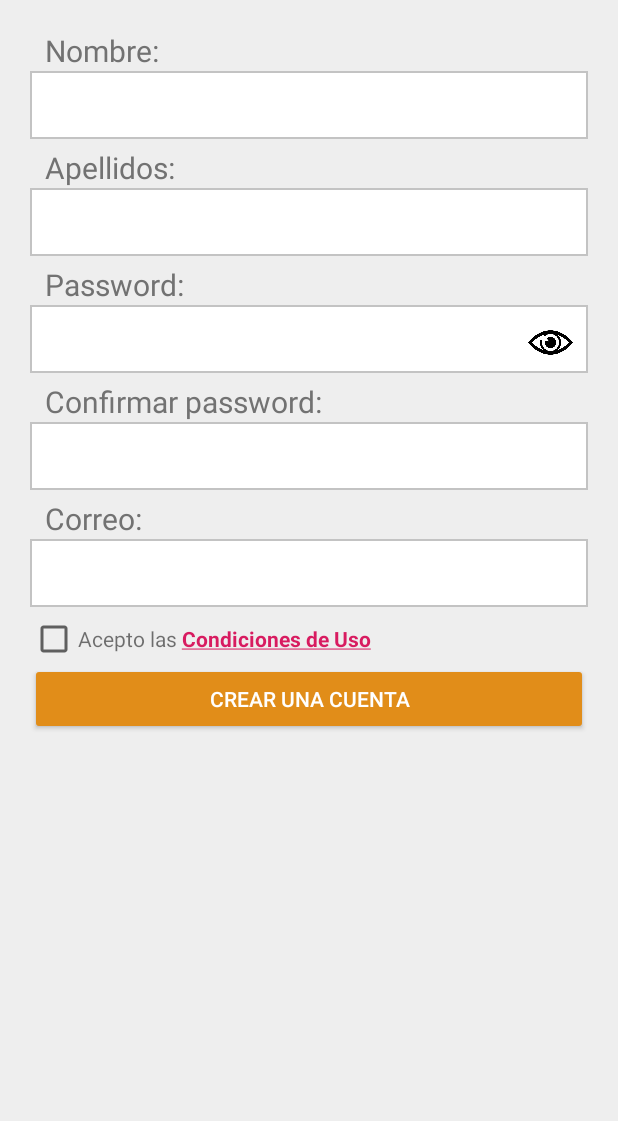
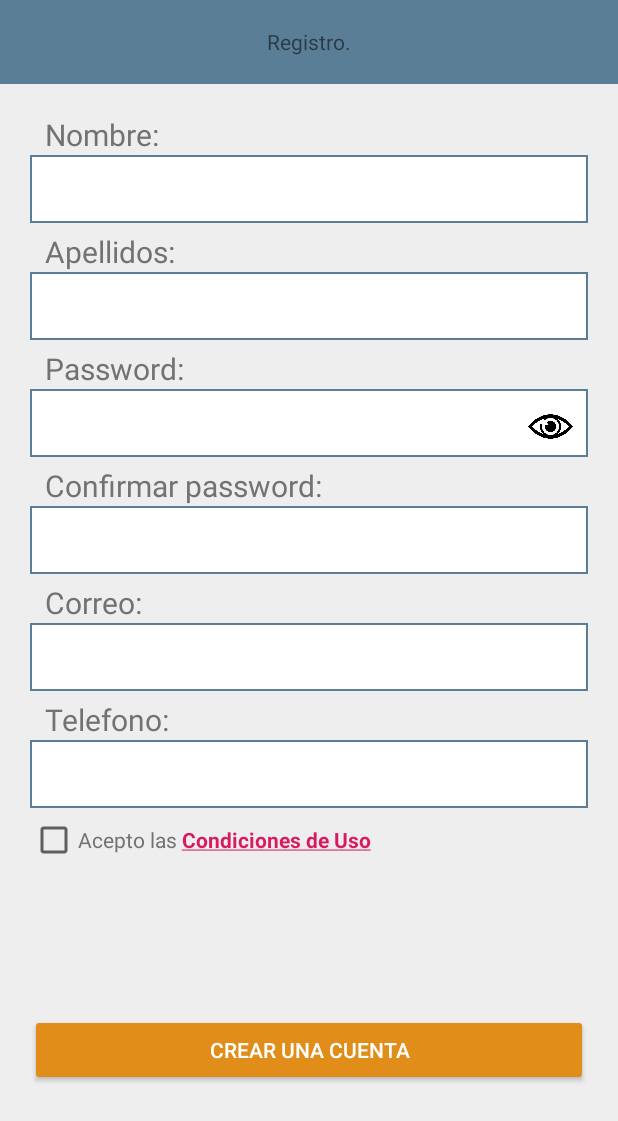
Before and after one commit to fernando2568/avaclickmovil, an Android app: the RegistryUserActivity screen opened directly, with no data from a screen before it, on a phone screen of 412 x 824 dp. Shown: the top 1121 px of the screen. Run offline under Robolectric (Android 15) with nearby library versions, the phone set to English and light mode, and no system bars.

Commit message:
Diseño con ToolBar Androidx

```diff
--- a/app/src/main/AndroidManifest.xml
+++ b/app/src/main/AndroidManifest.xml
@@ -28,9 +28,9 @@
             android:screenOrientation="portrait"
             android:theme="@style/AppTheme.NoActionBar"/>
         <activity android:name=".activities.RegistryUserActivity"
-            android:label="@string/app_name"
+            android:label="Registro de usuarios"
             android:screenOrientation="portrait"
-            android:theme="@style/AppTheme.NoActionBar"/>
+            android:theme="@style/AppTheme.RegistryTheme"/>
     </application>
 
 </manifest>
--- a/app/src/main/java/com/proyect/avaclick/activities/RegistryUserActivity.kt
+++ b/app/src/main/java/com/proyect/avaclick/activities/RegistryUserActivity.kt
@@ -5,13 +5,13 @@ import androidx.appcompat.app.AppCompatActivity
 import android.os.Bundle
 import android.text.method.HideReturnsTransformationMethod
 import android.text.method.PasswordTransformationMethod
-import android.view.View
 import kotlinx.android.synthetic.main.activity_registry_user.*
 import android.widget.Toast
 import com.proyect.avaclick.R
 import com.proyect.avaclick.api.RetrofitClient
 import com.proyect.avaclick.models.DefaultResponse
-import com.proyect.avaclick.models.LoginResponse
+import androidx.appcompat.app.AlertDialog
+import androidx.appcompat.widget.Toolbar
 import retrofit2.Call
 import retrofit2.Callback
 import retrofit2.Response
@@ -26,7 +26,6 @@ class RegistryUserActivity : AppCompatActivity(){
         button?.setOnClickListener {
             validateUserOnCreate()
         }
-
 
         show_pass_btn.setOnClickListener{
             if(editTextPassword.transformationMethod == PasswordTransformationMethod.getInstance()){
@@ -45,6 +44,7 @@ class RegistryUserActivity : AppCompatActivity(){
         var password  = editTextPassword.text.toString()
         var rpassword = editTextRepPassword.text.toString()
         var correo    = editTextCorreo.text.toString()
+        var telefono    = editTextTelefono.text.toString()
 
         if(usuario == ""){
             Toast.makeText(this, "Debes ingresar un nombre.", Toast.LENGTH_LONG).show()
@@ -58,13 +58,19 @@ class RegistryUserActivity : AppCompatActivity(){
             Toast.makeText(this, "Debes ingrear un correo.", Toast.LENGTH_LONG).show()
         }else if(!(isEmailValid(correo))){
             Toast.makeText(this, "El correo no es valido.", Toast.LENGTH_LONG).show()
+        }else if(telefono == ""){
+            Toast.makeText(this, "Debes ingrear un numero de telefono.", Toast.LENGTH_LONG).show()
         }else if(!(checkBoxTerminos.isChecked)){
             Toast.makeText(this, "Tiene que aceptar terminos y condiciones.", Toast.LENGTH_LONG).show()
         }
         else{
             //Crar usuario nuevo
             var encodedPassword = encode16(password)
-            RetrofitClient.instance.registryUser(correo,password,usuario,usuario,usuario,"33175689", "33174589", "3323564578")
+            var arrayApellidos: List<String> = apellidos.split(" ")
+            var apPaterno = arrayApellidos[0]
+            var apMaterno = arrayApellidos[1]
+
+            RetrofitClient.instance.registryUser(correo,encodedPassword,usuario,apPaterno,apMaterno,telefono, "", "")
                 .enqueue(object: Callback<DefaultResponse> {
                     override fun onFailure(call: Call<DefaultResponse>, t: Throwable) {
                         Toast.makeText(applicationContext, t.message, Toast.LENGTH_LONG).show()
@@ -96,6 +102,4 @@ class RegistryUserActivity : AppCompatActivity(){
         }
         return encoded
     }
-
-
 }
--- a/app/src/main/res/drawable/box_toolbar.xml
+++ b/app/src/main/res/drawable/box_toolbar.xml
@@ -13,6 +13,6 @@
     <padding android:left="1dp" android:top="3dp" android:right="1dp" android:bottom="3dp"/>
 
     <!-- borde -->
-    <stroke android:width="1dp" android:color="#C3C3C3" />
+    <stroke android:width="1dp" android:color="@color/feo" />
 
 </shape>
--- a/app/src/main/res/layout/activity_registry_user.xml
+++ b/app/src/main/res/layout/activity_registry_user.xml
@@ -12,6 +12,22 @@
         android:isScrollContainer="?android:attr/windowFullscreen"
         android:orientation="vertical"
         android:weightSum="1">
+
+        <androidx.appcompat.widget.Toolbar
+            android:id="@+id/toolbar"
+            android:minHeight="?attr/actionBarSize"
+            android:layout_width="match_parent"
+            android:layout_height="wrap_content"
+            android:background="?attr/colorPrimary">
+
+            <TextView
+                android:layout_width="wrap_content"
+                android:layout_height="wrap_content"
+                android:text="Registro."
+                android:layout_gravity="center"
+                android:id="@+id/toolbar_title" />
+
+        </androidx.appcompat.widget.Toolbar>
 
         <LinearLayout
             android:layout_width="match_parent"
@@ -151,6 +167,24 @@
                 android:singleLine="true"
                 android:ems="10" />
 
+            <TextView
+                android:id="@+id/textView7"
+                android:layout_width="match_parent"
+                android:layout_height="wrap_content"
+                android:paddingLeft="10dp"
+                android:text="Telefono:"
+                android:textColor="@color/secondary"
+                android:textSize="20sp" />
+
+            <EditText
+                android:id="@+id/editTextTelefono"
+                android:layout_width="match_parent"
+                android:layout_height="45dp"
+                android:layout_marginBottom="5dp"
+                android:background="@drawable/box_toolbar"
+                android:singleLine="true"
+                android:ems="10" />
+
             <LinearLayout
                 android:layout_width="match_parent"
                 android:layout_height="wrap_content"
@@ -166,7 +200,8 @@
                     android:layout_height="wrap_content"
                     android:autoLink="web"
                     android:clickable="true"
-                    android:text="@string/terms"/>
+                    android:text="@string/terms"
+                    android:textColor="@color/secondary"/>
 
             </LinearLayout>
 
@@ -177,7 +212,8 @@
                 android:backgroundTint="@color/blue_500"
                 android:foregroundTint="@android:color/darker_gray"
                 android:text="Crear una cuenta"
-                android:textColor="#ffff" />
+                android:textColor="#ffff"
+                android:layout_marginTop="100dp"/>
 
         </LinearLayout>
 
--- a/app/src/main/res/values/styles.xml
+++ b/app/src/main/res/values/styles.xml
@@ -21,8 +21,10 @@
         <!--<item name="android:windowExitAnixmation">@android:anim/slide_out_right</item>-->
     </style>
 
-    <style name="RegistryTheme">
-        <item name="android:background">@color/blue_500</item>
-        <item name="android:textColor">@color/white</item>
+    <style name="AppTheme.RegistryTheme" parent="Theme.AppCompat.Light.NoActionBar">
+        <item name="colorPrimary">@color/feo</item>
+        <item name="colorPrimaryDark">@color/feo</item>
+        <item name="colorAccent">@color/colorAccent</item>
+        <item name="android:navigationBarColor">@color/feo</item>
     </style>
 </resources>
```
Lines whose indentation alone changed are shown as unchanged.
